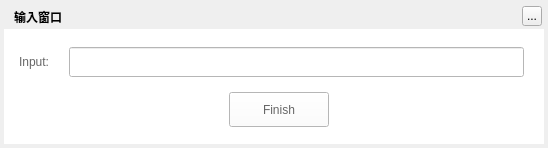
Before: the Qt Designer form TTKModule/TTKWidget/musicUiKits/musicWidgetKits/musicinputdialog.ui in Greedysky/TTKMusicPlayer, drawn with Qt 5.
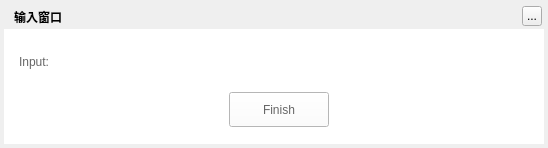
After: the same form once the commit is applied. Custom widgets are drawn as their Qt base class.

Commit message: refactor: Optimize search line edit module[056472]

```diff
--- a/TTKModule/TTKWidget/musicUiKits/musicWidgetKits/musicinputdialog.ui
+++ b/TTKModule/TTKWidget/musicUiKits/musicWidgetKits/musicinputdialog.ui
@@ -74,7 +74,7 @@
     <string notr="true">QWidget{color:#666666;background:white;}
 QLabel{background:transparent;}</string>
    </property>
-   <widget class="QLineEdit" name="edit">
+   <widget class="MusicSongSearchEdit" name="input" native="true">
     <property name="geometry">
      <rect>
       <x>65</x>
@@ -83,9 +83,6 @@
       <height>30</height>
      </rect>
     </property>
-    <property name="readOnly">
-     <bool>false</bool>
-    </property>
    </widget>
    <widget class="QPushButton" name="button">
     <property name="geometry">
@@ -118,6 +115,13 @@
    </widget>
   </widget>
  </widget>
+ <customwidgets>
+  <customwidget>
+   <class>MusicSongSearchEdit</class>
+   <extends>QWidget</extends>
+   <header>musicsongsearchedit.h</header>
+  </customwidget>
+ </customwidgets>
  <resources/>
  <connections/>
 </ui>
```
The commit also changes 74 other files.
